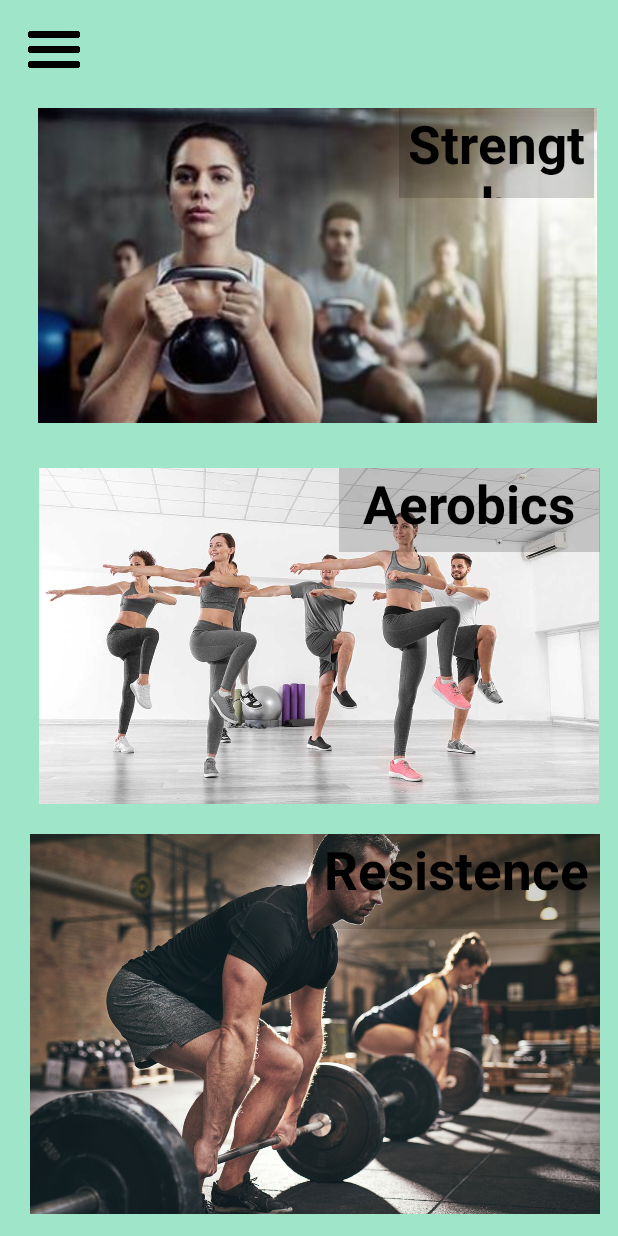
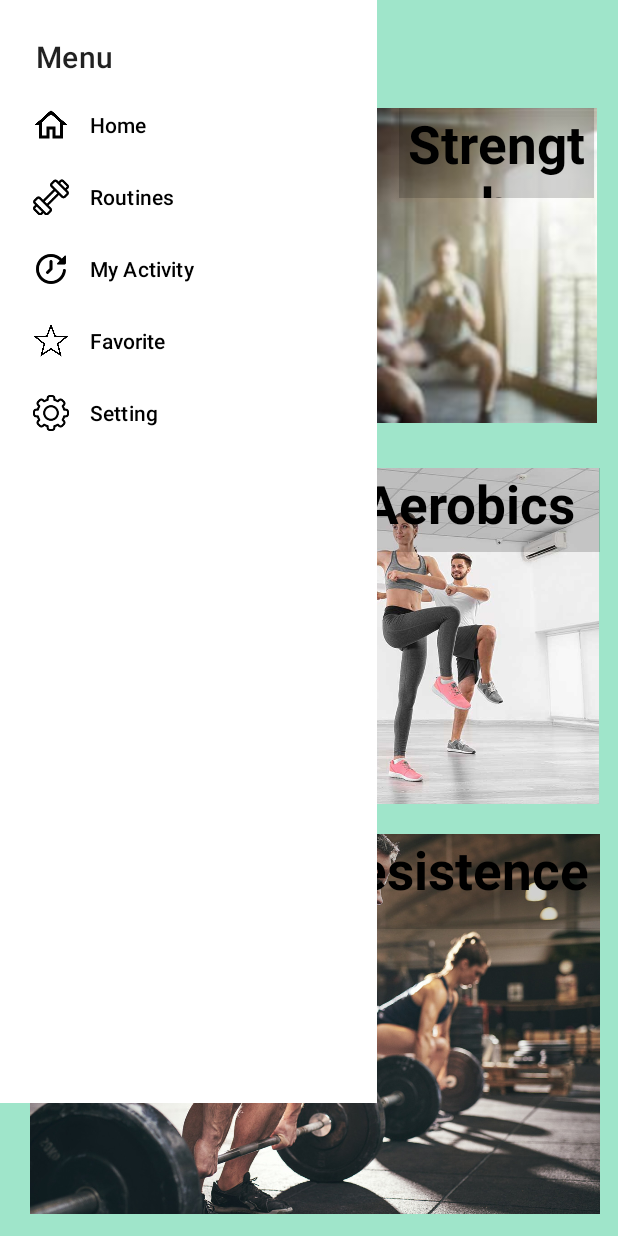
Before and after one commit to NeksHinto/rutinapp-mobile-app, an Android app: the layout home_activity.xml on its own in the app's theme, with its tools: preview values and no code run, on a phone screen of 412 x 824 dp. Run offline under Robolectric (Android 15) with nearby library versions, the phone set to English and light mode, and no system bars.

Commit message:
menu de costado e ingreso desde home

```diff
--- /dev/null
+++ b/app/src/main/res/layout/header_navigation_menu.xml
@@ -0,0 +1,27 @@
+<?xml version="1.0" encoding="utf-8"?>
+<androidx.constraintlayout.widget.ConstraintLayout xmlns:android="http://schemas.android.com/apk/res/android"
+    xmlns:app="http://schemas.android.com/apk/res-auto"
+    xmlns:tools="http://schemas.android.com/tools"
+    android:layout_width="match_parent"
+    android:layout_height="match_parent">
+
+    <LinearLayout
+        android:layout_width="match_parent"
+        android:layout_height="wrap_content"
+        android:orientation="vertical"
+        tools:ignore="MissingConstraints">
+
+
+        <TextView
+            android:layout_width="wrap_content"
+            android:layout_height="wrap_content"
+            android:layout_marginStart="24dp"
+            android:layout_marginTop="24dp"
+            android:layout_marginEnd="24dp"
+            android:text="@string/header_title"
+            android:textAppearance="?attr/textAppearanceHeadline6" />
+
+
+    </LinearLayout>
+
+</androidx.constraintlayout.widget.ConstraintLayout>
--- a/app/src/main/res/layout/home_activity.xml
+++ b/app/src/main/res/layout/home_activity.xml
@@ -18,6 +18,15 @@
         app:layout_constraintStart_toStartOf="parent"
         app:layout_constraintTop_toTopOf="parent"
         app:srcCompat="@drawable/categoria2" />
+
+    <com.google.android.material.navigation.NavigationView
+        android:id="@+id/navigationView"
+        android:layout_width="251dp"
+        android:layout_height="735dp"
+        app:headerLayout="@layout/header_navigation_menu"
+        app:menu="@menu/navigation_menu"
+        tools:ignore="MissingConstraints"
+        tools:layout_editor_absoluteY="2dp" />
 
     <ImageView
         android:id="@+id/imageView2"
--- a/app/src/main/res/menu/bottom_navigation_menu.xml
+++ b/app/src/main/res/menu/navigation_menu.xml
@@ -2,7 +2,9 @@
 <menu xmlns:android="http://schemas.android.com/apk/res/android"
         xmlns:app="http://schemas.android.com/apk/res-auto"
         android:orderInCategory="5">
-    <group>
+    <group
+        android:id="@+id/group1">
+
     <item
             android:id="@+id/home_activity"
             android:icon="@drawable/ic_home"
@@ -11,27 +13,27 @@
             android:title="@string/navHome" />
 
     <item
-            android:id="@+id/routinesFragment"
+            android:id="@+id/routines_fragment"
             android:icon="@drawable/ic_routine"
             android:orderInCategory="2"
             app:labelVisibilityMode="labeled"
             android:title="@string/navRoutines" />
 
     <item
-            android:id="@+id/myActivityFragment"
+            android:id="@+id/myActivity_fragment"
             android:icon="@drawable/ic_my_activity"
             android:orderInCategory="3"
             app:labelVisibilityMode="labeled"
             android:title="@string/navMyActivity" />
 
     <item
-            android:id="@+id/favFragment"
+            android:id="@+id/fav_fragment"
             android:icon="@drawable/ic_fav"
             android:orderInCategory="4"
             app:labelVisibilityMode="labeled"
             android:title="@string/navFav" />
     <item
-            android:id="@+id/settingFragment"
+            android:id="@+id/setting_fragment"
             android:icon="@drawable/ic_setting"
             android:orderInCategory="5"
             app:labelVisibilityMode="labeled"
--- a/app/src/main/res/values/strings.xml
+++ b/app/src/main/res/values/strings.xml
@@ -18,5 +18,6 @@
     <string name="Aerobics">Aerobics</string>
     <string name="Resistance">Resistence</string>
     <string name="Strength">Strength</string>
+    <string name="header_title">Menu</string>
 
 </resources>
```
Also changed, not shown: app/src/main/res/layout/welcome_fragment.xml (added, +47 -0 lines), 1 other file.
